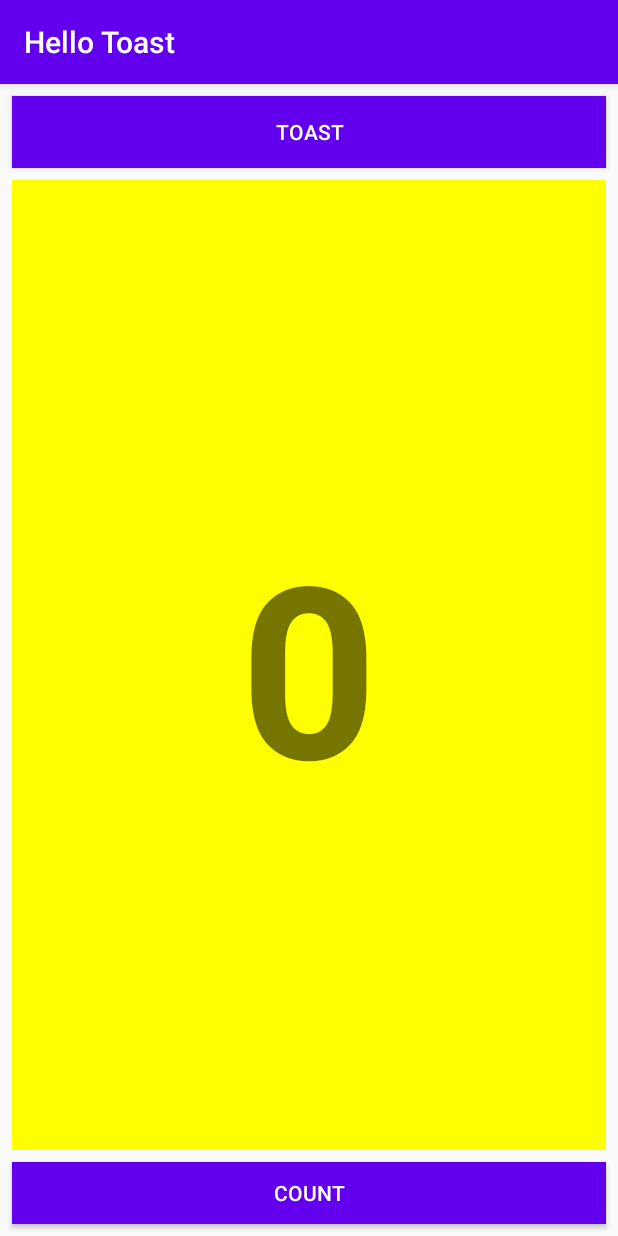
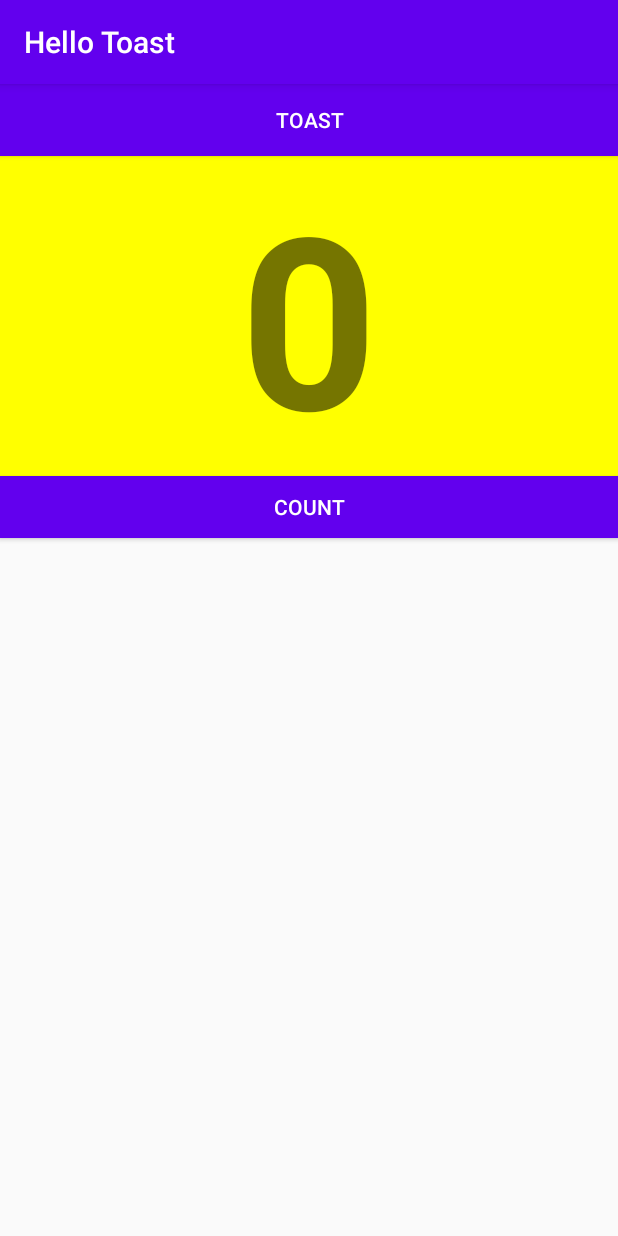
Before and after one commit to domobao1984/Mobile-Application-Repo, an Android app: the screen it shows after launch (MainActivity), on a phone screen of 412 x 824 dp. Run offline under Robolectric (Android 15) with nearby library versions, the phone set to English and light mode, and no system bars.

Commit message:
Adding Hello Toast

```diff
--- /dev/null
+++ b/app/src/main/res/layout-land/activity_main.xml
@@ -0,0 +1,62 @@
+<?xml version="1.0" encoding="utf-8"?>
+<androidx.constraintlayout.widget.ConstraintLayout xmlns:android="http://schemas.android.com/apk/res/android"
+    xmlns:app="http://schemas.android.com/apk/res-auto"
+    xmlns:tools="http://schemas.android.com/tools"
+    android:layout_width="match_parent"
+    android:layout_height="match_parent"
+    tools:context=".MainActivity">
+
+    <Button
+        android:id="@+id/button_toast"
+        android:layout_width="0dp"
+        android:layout_height="48dp"
+        android:layout_marginStart="8dp"
+        android:layout_marginLeft="8dp"
+        android:layout_marginTop="8dp"
+        android:layout_marginEnd="8dp"
+        android:layout_marginRight="8dp"
+        android:background="@color/colorPrimary"
+        android:text="@string/toast"
+        android:textColor="@android:color/white"
+        app:layout_constraintEnd_toEndOf="parent"
+        app:layout_constraintStart_toStartOf="parent"
+        app:layout_constraintTop_toTopOf="parent"
+        android:onClick="showToast"/>
+
+    <Button
+        android:id="@+id/button_count"
+        android:layout_width="0dp"
+        android:layout_height="41dp"
+        android:layout_marginStart="8dp"
+        android:layout_marginLeft="8dp"
+        android:layout_marginEnd="8dp"
+        android:layout_marginRight="8dp"
+        android:layout_marginBottom="8dp"
+        android:background="@color/colorPrimary"
+        android:text="@string/count"
+        android:textColor="@android:color/white"
+        app:layout_constraintBottom_toBottomOf="parent"
+        app:layout_constraintEnd_toEndOf="parent"
+        app:layout_constraintStart_toStartOf="parent"
+        android:onClick="countUp"/>
+
+    <TextView
+        android:id="@+id/show_count"
+        android:layout_width="0dp"
+        android:layout_height="0dp"
+        android:layout_marginStart="8dp"
+        android:layout_marginLeft="8dp"
+        android:layout_marginTop="8dp"
+        android:layout_marginEnd="8dp"
+        android:layout_marginRight="8dp"
+        android:layout_marginBottom="8dp"
+        android:background="#FFFF00"
+        android:gravity="center|center_vertical"
+        android:text="@string/_0"
+        android:textSize="120sp"
+        android:textStyle="bold"
+        app:layout_constraintBottom_toTopOf="@+id/button_count"
+        app:layout_constraintEnd_toEndOf="parent"
+        app:layout_constraintStart_toStartOf="parent"
+        app:layout_constraintTop_toBottomOf="@+id/button_toast" />
+</androidx.constraintlayout.widget.ConstraintLayout>
--- a/app/src/main/res/layout/activity_main.xml
+++ b/app/src/main/res/layout/activity_main.xml
@@ -1,6 +1,6 @@
 <?xml version="1.0" encoding="utf-8"?>
-<androidx.constraintlayout.widget.ConstraintLayout xmlns:android="http://schemas.android.com/apk/res/android"
-    xmlns:app="http://schemas.android.com/apk/res-auto"
+<RelativeLayout xmlns:android="http://schemas.android.com/apk/res/android"
+    android:orientation="vertical"
     xmlns:tools="http://schemas.android.com/tools"
     android:layout_width="match_parent"
     android:layout_height="match_parent"
@@ -8,55 +8,43 @@
 
     <Button
         android:id="@+id/button_toast"
-        android:layout_width="0dp"
-        android:layout_height="48dp"
-        android:layout_marginStart="8dp"
-        android:layout_marginLeft="8dp"
-        android:layout_marginTop="8dp"
-        android:layout_marginEnd="8dp"
-        android:layout_marginRight="8dp"
+        android:layout_width="match_parent"
+        android:layout_height="wrap_content"
         android:background="@color/colorPrimary"
+        android:onClick="showToast"
         android:text="@string/toast"
         android:textColor="@android:color/white"
-        app:layout_constraintEnd_toEndOf="parent"
-        app:layout_constraintStart_toStartOf="parent"
-        app:layout_constraintTop_toTopOf="parent"
-        android:onClick="showToast"/>
+        tools:layout_editor_absoluteX="8dp"
+        tools:layout_editor_absoluteY="8dp" />
+
+
+    <TextView
+        android:id="@+id/show_count"
+        android:layout_width="match_parent"
+        android:layout_height="wrap_content"
+        android:background="#FFFF00"
+        android:gravity="center_vertical"
+        android:text="@string/_0"
+        android:textSize="160sp"
+        android:textStyle="bold"
+        tools:layout_editor_absoluteX="8dp"
+        tools:layout_editor_absoluteY="64dp"
+        android:textAlignment="center"
+        tools:ignore="RtlCompat"
+        android:layout_below="@id/button_toast"
+        android:layout_alignParentLeft="true"
+        android:layout_alignParentStart="true"/>
 
     <Button
         android:id="@+id/button_count"
-        android:layout_width="0dp"
+        android:layout_width="match_parent"
         android:layout_height="41dp"
-        android:layout_marginStart="8dp"
-        android:layout_marginLeft="8dp"
-        android:layout_marginEnd="8dp"
-        android:layout_marginRight="8dp"
-        android:layout_marginBottom="8dp"
         android:background="@color/colorPrimary"
+        android:onClick="countUp"
         android:text="@string/count"
         android:textColor="@android:color/white"
-        app:layout_constraintBottom_toBottomOf="parent"
-        app:layout_constraintEnd_toEndOf="parent"
-        app:layout_constraintStart_toStartOf="parent"
-        android:onClick="countUp"/>
-
-    <TextView
-        android:id="@+id/show_count"
-        android:layout_width="0dp"
-        android:layout_height="0dp"
-        android:layout_marginStart="8dp"
-        android:layout_marginLeft="8dp"
-        android:layout_marginTop="8dp"
-        android:layout_marginEnd="8dp"
-        android:layout_marginRight="8dp"
-        android:layout_marginBottom="8dp"
-        android:background="#FFFF00"
-        android:gravity="center|center_vertical"
-        android:text="@string/_0"
-        android:textSize="160sp"
-        android:textStyle="bold"
-        app:layout_constraintBottom_toTopOf="@+id/button_count"
-        app:layout_constraintEnd_toEndOf="parent"
-        app:layout_constraintStart_toStartOf="parent"
-        app:layout_constraintTop_toBottomOf="@+id/button_toast" />
-</androidx.constraintlayout.widget.ConstraintLayout>
+        tools:layout_editor_absoluteX="8dp"
+        tools:layout_editor_absoluteY="289dp"
+        android:layout_below="@id/show_count"
+        android:layout_centerHorizontal="true"/>
+</RelativeLayout>
--- a/build.gradle
+++ b/build.gradle
@@ -5,7 +5,7 @@ buildscript {
         jcenter()
     }
     dependencies {
-        classpath "com.android.tools.build:gradle:4.0.1"
+        classpath 'com.android.tools.build:gradle:4.1.0'
 
         // NOTE: Do not place your application dependencies here; they belong
         // in the individual module build.gradle files
```
Also changed, not shown: gradle/wrapper/gradle-wrapper.properties.
